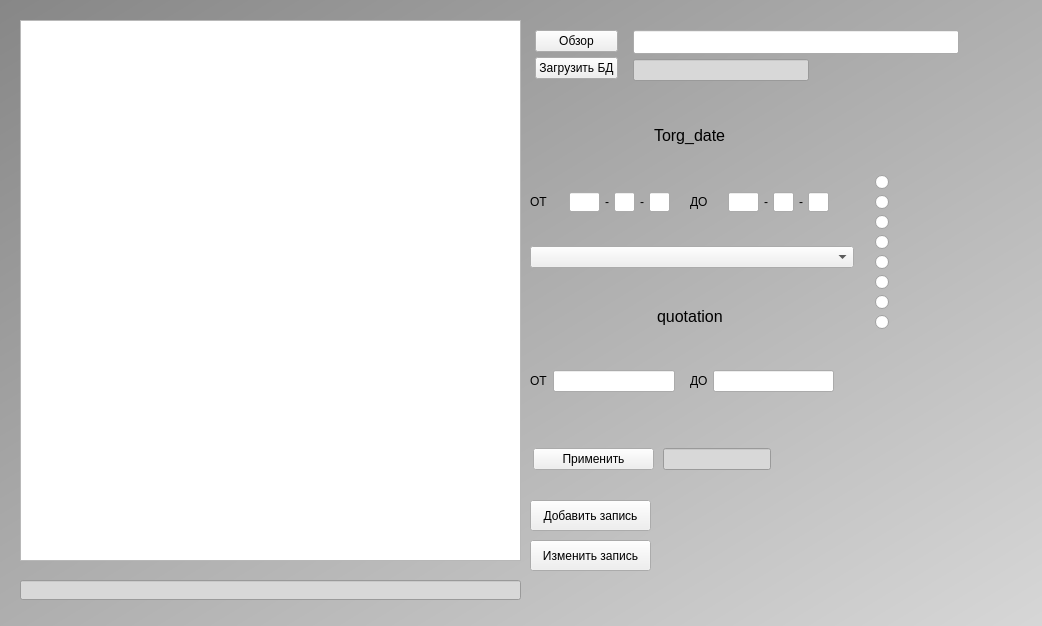
MedvedevIgS/Lab_SUBD, file first/FormApp.ui: the form before one commit.
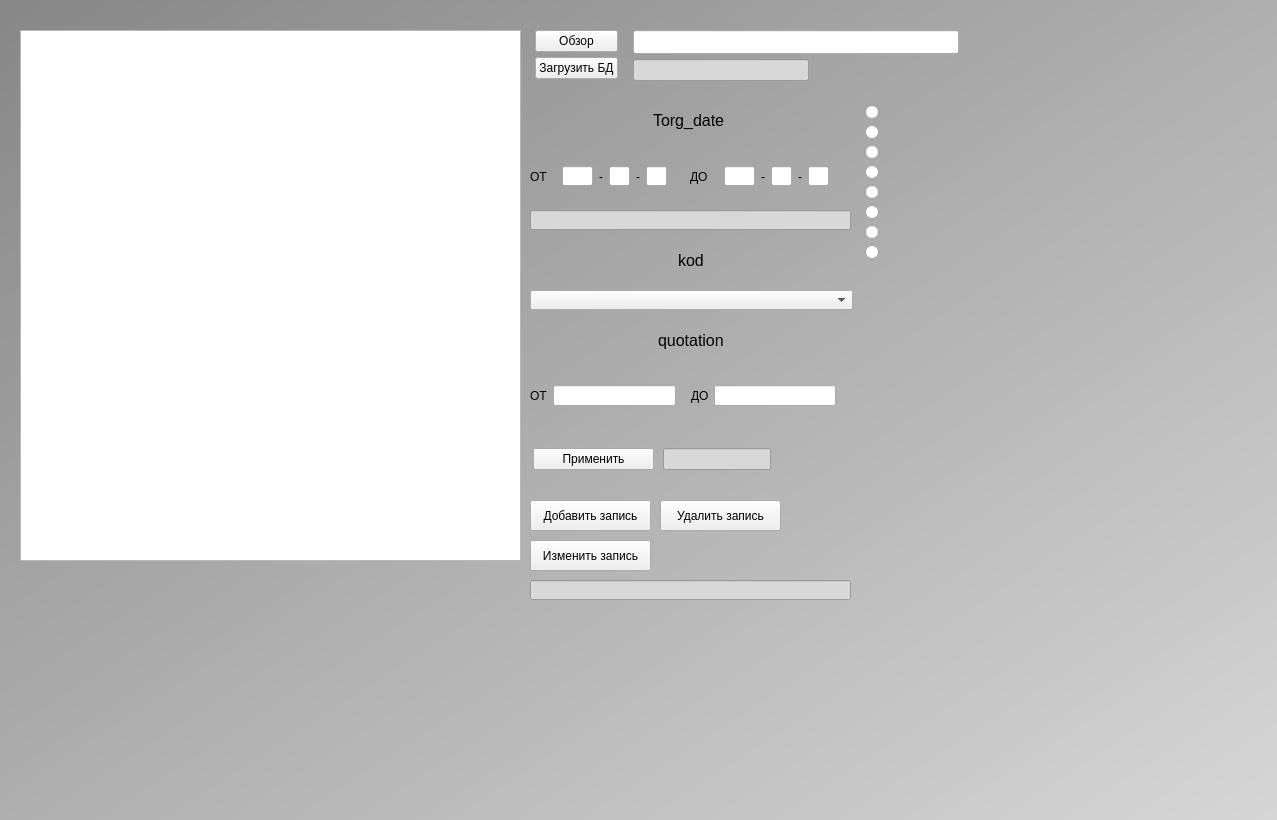
The form after the commit.

Commit message: Добавлена кнопка для удаления записей.

```diff
--- a/first/FormApp.ui
+++ b/first/FormApp.ui
@@ -9,8 +9,8 @@
    <rect>
     <x>0</x>
     <y>0</y>
-    <width>1042</width>
-    <height>626</height>
+    <width>1277</width>
+    <height>820</height>
    </rect>
   </property>
   <property name="sizePolicy">
@@ -38,9 +38,9 @@
     <property name="geometry">
      <rect>
       <x>20</x>
-      <y>20</y>
+      <y>30</y>
       <width>501</width>
-      <height>541</height>
+      <height>531</height>
      </rect>
     </property>
     <property name="sizePolicy">
@@ -50,486 +50,6 @@
      </sizepolicy>
     </property>
    </widget>
-   <widget class="QWidget" name="layoutWidget">
-    <property name="geometry">
-     <rect>
-      <x>530</x>
-      <y>100</y>
-      <width>333</width>
-      <height>321</height>
-     </rect>
-    </property>
-    <layout class="QVBoxLayout" name="verticalLayout_4">
-     <property name="spacing">
-      <number>9</number>
-     </property>
-     <property name="leftMargin">
-      <number>0</number>
-     </property>
-     <property name="topMargin">
-      <number>2</number>
-     </property>
-     <property name="rightMargin">
-      <number>9</number>
-     </property>
-     <property name="bottomMargin">
-      <number>9</number>
-     </property>
-     <item>
-      <layout class="QVBoxLayout" name="verticalLayout">
-       <property name="spacing">
-        <number>5</number>
-       </property>
-       <property name="topMargin">
-        <number>2</number>
-       </property>
-       <property name="rightMargin">
-        <number>5</number>
-       </property>
-       <property name="bottomMargin">
-        <number>5</number>
-       </property>
-       <item>
-        <layout class="QHBoxLayout" name="horizontalLayout_11">
-         <item>
-          <spacer name="horizontalSpacer">
-           <property name="orientation">
-            <enum>Qt::Horizontal</enum>
-           </property>
-           <property name="sizeHint" stdset="0">
-            <size>
-             <width>40</width>
-             <height>20</height>
-            </size>
-           </property>
-          </spacer>
-         </item>
-         <item>
-          <widget class="QLabel" name="label_3">
-           <property name="font">
-            <font>
-             <pointsize>12</pointsize>
-            </font>
-           </property>
-           <property name="text">
-            <string>Torg_date</string>
-           </property>
-          </widget>
-         </item>
-         <item>
-          <spacer name="horizontalSpacer_2">
-           <property name="orientation">
-            <enum>Qt::Horizontal</enum>
-           </property>
-           <property name="sizeHint" stdset="0">
-            <size>
-             <width>40</width>
-             <height>20</height>
-            </size>
-           </property>
-          </spacer>
-         </item>
-        </layout>
-       </item>
-       <item>
-        <layout class="QHBoxLayout" name="horizontalLayout_7">
-         <property name="spacing">
-          <number>5</number>
-         </property>
-         <property name="topMargin">
-          <number>5</number>
-         </property>
-         <property name="rightMargin">
-          <number>5</number>
-         </property>
-         <property name="bottomMargin">
-          <number>5</number>
-         </property>
-         <item>
-          <layout class="QHBoxLayout" name="horizontalLayout">
-           <property name="leftMargin">
-            <number>0</number>
-           </property>
-           <property name="topMargin">
-            <number>10</number>
-           </property>
-           <property name="rightMargin">
-            <number>10</number>
-           </property>
-           <property name="bottomMargin">
-            <number>10</number>
-           </property>
-           <item>
-            <widget class="QLabel" name="label">
-             <property name="text">
-              <string>ОТ</string>
-             </property>
-            </widget>
-           </item>
-           <item>
-            <layout class="QHBoxLayout" name="horizontalLayout_6">
-             <property name="leftMargin">
-              <number>5</number>
-             </property>
-             <property name="topMargin">
-              <number>5</number>
-             </property>
-             <property name="rightMargin">
-              <number>5</number>
-             </property>
-             <property name="bottomMargin">
-              <number>5</number>
-             </property>
-             <item>
-              <widget class="QLineEdit" name="filterDate1_age">
-               <property name="sizePolicy">
-                <sizepolicy hsizetype="Preferred" vsizetype="Fixed">
-                 <horstretch>0</horstretch>
-                 <verstretch>0</verstretch>
-                </sizepolicy>
-               </property>
-               <property name="maximumSize">
-                <size>
-                 <width>31</width>
-                 <height>20</height>
-                </size>
-               </property>
-               <property name="text">
-                <string/>
-               </property>
-               <property name="maxLength">
-                <number>4</number>
-               </property>
-              </widget>
-             </item>
-             <item>
-              <widget class="QLabel" name="label_5">
-               <property name="styleSheet">
-                <string notr="true">font: 14pt &quot;MS Shell Dlg 2&quot;;</string>
-               </property>
-               <property name="text">
-                <string>-</string>
-               </property>
-              </widget>
-             </item>
-             <item>
-              <widget class="QLineEdit" name="filterDate1_month">
-               <property name="sizePolicy">
-                <sizepolicy hsizetype="Fixed" vsizetype="Fixed">
-                 <horstretch>0</horstretch>
-                 <verstretch>0</verstretch>
-                </sizepolicy>
-               </property>
-               <property name="maximumSize">
-                <size>
-                 <width>21</width>
-                 <height>20</height>
-                </size>
-               </property>
-               <property name="text">
-                <string/>
-               </property>
-               <property name="maxLength">
-                <number>2</number>
-               </property>
-              </widget>
-             </item>
-             <item>
-              <widget class="QLabel" name="label_7">
-               <property name="styleSheet">
-                <string notr="true">font: 14pt &quot;MS Shell Dlg 2&quot;;</string>
-               </property>
-               <property name="text">
-                <string>-</string>
-               </property>
-              </widget>
-             </item>
-             <item>
-              <widget class="QLineEdit" name="filterDate1_day">
-               <property name="sizePolicy">
-                <sizepolicy hsizetype="Fixed" vsizetype="Fixed">
-                 <horstretch>0</horstretch>
-                 <verstretch>0</verstretch>
-                </sizepolicy>
-               </property>
-               <property name="maximumSize">
-                <size>
-                 <width>21</width>
-                 <height>20</height>
-                </size>
-               </property>
-               <property name="text">
-                <string/>
-               </property>
-               <property name="maxLength">
-                <number>2</number>
-               </property>
-              </widget>
-             </item>
-            </layout>
-           </item>
-          </layout>
-         </item>
-         <item>
-          <layout class="QHBoxLayout" name="horizontalLayout_3">
-           <property name="leftMargin">
-            <number>0</number>
-           </property>
-           <property name="topMargin">
-            <number>10</number>
-           </property>
-           <property name="rightMargin">
-            <number>10</number>
-           </property>
-           <property name="bottomMargin">
-            <number>10</number>
-           </property>
-           <item>
-            <widget class="QLabel" name="label_6">
-             <property name="text">
-              <string>ДО</string>
-             </property>
-            </widget>
-           </item>
-           <item>
-            <layout class="QHBoxLayout" name="horizontalLayout_5">
-             <property name="leftMargin">
-              <number>5</number>
-             </property>
-             <property name="topMargin">
-              <number>5</number>
-             </property>
-             <property name="rightMargin">
-              <number>5</number>
-             </property>
-             <property name="bottomMargin">
-              <number>5</number>
-             </property>
-             <item>
-              <widget class="QLineEdit" name="filterDate2_age">
-               <property name="sizePolicy">
-                <sizepolicy hsizetype="Preferred" vsizetype="Fixed">
-                 <horstretch>0</horstretch>
-                 <verstretch>0</verstretch>
-                </sizepolicy>
-               </property>
-               <property name="maximumSize">
-                <size>
-                 <width>31</width>
-                 <height>20</height>
-                </size>
-               </property>
-               <property name="text">
-                <string/>
-               </property>
-               <property name="maxLength">
-                <number>4</number>
-               </property>
-              </widget>
-             </item>
-             <item>
-              <widget class="QLabel" name="label_2">
-               <property name="styleSheet">
-                <string notr="true">font: 14pt &quot;MS Shell Dlg 2&quot;;</string>
-               </property>
-               <property name="text">
-                <string>-</string>
-               </property>
-              </widget>
-             </item>
-             <item>
-              <widget class="QLineEdit" name="filterDate2_month">
-               <property name="sizePolicy">
-                <sizepolicy hsizetype="Fixed" vsizetype="Fixed">
-                 <horstretch>0</horstretch>
-                 <verstretch>0</verstretch>
-                </sizepolicy>
-               </property>
-               <property name="maximumSize">
-                <size>
-                 <width>21</width>
-                 <height>20</height>
-                </size>
-               </property>
-               <property name="text">
-                <string/>
-               </property>
-               <property name="maxLength">
-                <number>2</number>
-               </property>
-              </widget>
-             </item>
-             <item>
-              <widget class="QLabel" name="label_4">
-               <property name="styleSheet">
-                <string notr="true">font: 14pt &quot;MS Shell Dlg 2&quot;;</string>
-               </property>
-               <property name="text">
-                <string>-</string>
-               </property>
-              </widget>
-             </item>
-             <item>
-              <widget class="QLineEdit" name="filterDate2_day">
-               <property name="sizePolicy">
-                <sizepolicy hsizetype="Fixed" vsizetype="Fixed">
-                 <horstretch>0</horstretch>
-                 <verstretch>0</verstretch>
-                </sizepolicy>
-               </property>
-               <property name="maximumSize">
-                <size>
-                 <width>21</width>
-                 <height>20</height>
-                </size>
-               </property>
-               <property name="text">
-                <string/>
-               </property>
-               <property name="maxLength">
-                <number>2</number>
-               </property>
-              </widget>
-             </item>
-            </layout>
-           </item>
-          </layout>
-         </item>
-        </layout>
-       </item>
-      </layout>
-     </item>
-     <item>
-      <widget class="QComboBox" name="KodBox"/>
-     </item>
-     <item>
-      <layout class="QVBoxLayout" name="verticalLayout_3">
-       <property name="spacing">
-        <number>5</number>
-       </property>
-       <property name="topMargin">
-        <number>5</number>
-       </property>
-       <property name="rightMargin">
-        <number>5</number>
-       </property>
-       <property name="bottomMargin">
-        <number>5</number>
-       </property>
-       <item>
-        <layout class="QHBoxLayout" name="horizontalLayout_12">
-         <item>
-          <spacer name="horizontalSpacer_3">
-           <property name="orientation">
-            <enum>Qt::Horizontal</enum>
-           </property>
-           <property name="sizeHint" stdset="0">
-            <size>
-             <width>40</width>
-             <height>20</height>
-            </size>
-           </property>
-          </spacer>
-         </item>
-         <item>
-          <widget class="QLabel" name="label_9">
-           <property name="font">
-            <font>
-             <pointsize>12</pointsize>
-            </font>
-           </property>
-           <property name="text">
-            <string>quotation</string>
-           </property>
-          </widget>
-         </item>
-         <item>
-          <spacer name="horizontalSpacer_4">
-           <property name="orientation">
-            <enum>Qt::Horizontal</enum>
-           </property>
-           <property name="sizeHint" stdset="0">
-            <size>
-             <width>40</width>
-             <height>20</height>
-            </size>
-           </property>
-          </spacer>
-         </item>
-        </layout>
-       </item>
-       <item>
-        <layout class="QHBoxLayout" name="horizontalLayout_8">
-         <property name="spacing">
-          <number>5</number>
-         </property>
-         <property name="topMargin">
-          <number>5</number>
-         </property>
-         <property name="rightMargin">
-          <number>5</number>
-         </property>
-         <property name="bottomMargin">
-          <number>5</number>
-         </property>
-         <item>
-          <layout class="QHBoxLayout" name="horizontalLayout_9">
-           <property name="leftMargin">
-            <number>0</number>
-           </property>
-           <property name="topMargin">
-            <number>10</number>
-           </property>
-           <property name="rightMargin">
-            <number>10</number>
-           </property>
-           <property name="bottomMargin">
-            <number>10</number>
-           </property>
-           <item>
-            <widget class="QLabel" name="label_10">
-             <property name="text">
-              <string>ОТ</string>
-             </property>
-            </widget>
-           </item>
-           <item>
-            <widget class="QLineEdit" name="filterq1"/>
-           </item>
-          </layout>
-         </item>
-         <item>
-          <layout class="QHBoxLayout" name="horizontalLayout_10">
-           <property name="leftMargin">
-            <number>0</number>
-           </property>
-           <property name="topMargin">
-            <number>10</number>
-           </property>
-           <property name="rightMargin">
-            <number>10</number>
-           </property>
-           <property name="bottomMargin">
-            <number>10</number>
-           </property>
-           <item>
-            <widget class="QLabel" name="label_11">
-             <property name="text">
-              <string>ДО</string>
-             </property>
-            </widget>
-           </item>
-           <item>
-            <widget class="QLineEdit" name="filterq2"/>
-           </item>
-          </layout>
-         </item>
-        </layout>
-       </item>
-      </layout>
-     </item>
-    </layout>
-   </widget>
    <widget class="QWidget" name="layoutWidget">
     <property name="geometry">
      <rect>
@@ -708,8 +228,8 @@
    <widget class="QWidget" name="formLayoutWidget">
     <property name="geometry">
      <rect>
-      <x>870</x>
-      <y>170</y>
+      <x>860</x>
+      <y>100</y>
       <width>160</width>
       <height>181</height>
      </rect>
@@ -803,9 +323,9 @@
    <widget class="QLineEdit" name="Error">
     <property name="geometry">
      <rect>
-      <x>20</x>
-      <y>580</y>
-      <width>501</width>
+      <x>530</x>
+      <y>210</y>
+      <width>321</width>
       <height>20</height>
      </rect>
     </property>
@@ -848,6 +368,567 @@
      <string>Изменить запись</string>
     </property>
    </widget>
+   <widget class="QWidget" name="layoutWidget">
+    <property name="geometry">
+     <rect>
+      <x>530</x>
+      <y>100</y>
+      <width>317</width>
+      <height>41</height>
+     </rect>
+    </property>
+    <layout class="QHBoxLayout" name="horizontalLayout_11">
+     <property name="leftMargin">
+      <number>2</number>
+     </property>
+     <property name="topMargin">
+      <number>2</number>
+     </property>
+     <property name="rightMargin">
+      <number>2</number>
+     </property>
+     <property name="bottomMargin">
+      <number>2</number>
+     </property>
+     <item>
+      <spacer name="horizontalSpacer">
+       <property name="orientation">
+        <enum>Qt::Horizontal</enum>
+       </property>
+       <property name="sizeHint" stdset="0">
+        <size>
+         <width>40</width>
+         <height>20</height>
+        </size>
+       </property>
+      </spacer>
+     </item>
+     <item>
+      <widget class="QLabel" name="label_3">
+       <property name="font">
+        <font>
+         <pointsize>12</pointsize>
+        </font>
+       </property>
+       <property name="text">
+        <string>Torg_date</string>
+       </property>
+      </widget>
+     </item>
+     <item>
+      <spacer name="horizontalSpacer_2">
+       <property name="orientation">
+        <enum>Qt::Horizontal</enum>
+       </property>
+       <property name="sizeHint" stdset="0">
+        <size>
+         <width>40</width>
+         <height>20</height>
+        </size>
+       </property>
+      </spacer>
+     </item>
+    </layout>
+   </widget>
+   <widget class="QWidget" name="layoutWidget">
+    <property name="geometry">
+     <rect>
+      <x>690</x>
+      <y>150</y>
+      <width>154</width>
+      <height>53</height>
+     </rect>
+    </property>
+    <layout class="QHBoxLayout" name="horizontalLayout_3">
+     <property name="leftMargin">
+      <number>0</number>
+     </property>
+     <property name="topMargin">
+      <number>10</number>
+     </property>
+     <property name="rightMargin">
+      <number>10</number>
+     </property>
+     <property name="bottomMargin">
+      <number>10</number>
+     </property>
+     <item>
+      <widget class="QLabel" name="label_6">
+       <property name="text">
+        <string>ДО</string>
+       </property>
+      </widget>
+     </item>
+     <item>
+      <layout class="QHBoxLayout" name="horizontalLayout_5">
+       <property name="leftMargin">
+        <number>5</number>
+       </property>
+       <property name="topMargin">
+        <number>5</number>
+       </property>
+       <property name="rightMargin">
+        <number>5</number>
+       </property>
+       <property name="bottomMargin">
+        <number>5</number>
+       </property>
+       <item>
+        <widget class="QLineEdit" name="filterDate2_age">
+         <property name="sizePolicy">
+          <sizepolicy hsizetype="Preferred" vsizetype="Fixed">
+           <horstretch>0</horstretch>
+           <verstretch>0</verstretch>
+          </sizepolicy>
+         </property>
+         <property name="maximumSize">
+          <size>
+           <width>31</width>
+           <height>20</height>
+          </size>
+         </property>
+         <property name="text">
+          <string/>
+         </property>
+         <property name="maxLength">
+          <number>4</number>
+         </property>
+        </widget>
+       </item>
+       <item>
+        <widget class="QLabel" name="label_2">
+         <property name="styleSheet">
+          <string notr="true">font: 14pt &quot;MS Shell Dlg 2&quot;;</string>
+         </property>
+         <property name="text">
+          <string>-</string>
+         </property>
+        </widget>
+       </item>
+       <item>
+        <widget class="QLineEdit" name="filterDate2_month">
+         <property name="sizePolicy">
+          <sizepolicy hsizetype="Fixed" vsizetype="Fixed">
+           <horstretch>0</horstretch>
+           <verstretch>0</verstretch>
+          </sizepolicy>
+         </property>
+         <property name="maximumSize">
+          <size>
+           <width>21</width>
+           <height>20</height>
+          </size>
+         </property>
+         <property name="text">
+          <string/>
+         </property>
+         <property name="maxLength">
+          <number>2</number>
+         </property>
+        </widget>
+       </item>
+       <item>
+        <widget class="QLabel" name="label_4">
+         <property name="styleSheet">
+          <string notr="true">font: 14pt &quot;MS Shell Dlg 2&quot;;</string>
+         </property>
+         <property name="text">
+          <string>-</string>
+         </property>
+        </widget>
+       </item>
+       <item>
+        <widget class="QLineEdit" name="filterDate2_day">
+         <property name="sizePolicy">
+          <sizepolicy hsizetype="Fixed" vsizetype="Fixed">
+           <horstretch>0</horstretch>
+           <verstretch>0</verstretch>
+          </sizepolicy>
+         </property>
+         <property name="maximumSize">
+          <size>
+           <width>21</width>
+           <height>20</height>
+          </size>
+         </property>
+         <property name="text">
+          <string/>
+         </property>
+         <property name="maxLength">
+          <number>2</number>
+         </property>
+        </widget>
+       </item>
+      </layout>
+     </item>
+    </layout>
+   </widget>
+   <widget class="QWidget" name="layoutWidget">
+    <property name="geometry">
+     <rect>
+      <x>530</x>
+      <y>150</y>
+      <width>152</width>
+      <height>53</height>
+     </rect>
+    </property>
+    <layout class="QHBoxLayout" name="horizontalLayout">
+     <property name="leftMargin">
+      <number>0</number>
+     </property>
+     <property name="topMargin">
+      <number>10</number>
+     </property>
+     <property name="rightMargin">
+      <number>10</number>
+     </property>
+     <property name="bottomMargin">
+      <number>10</number>
+     </property>
+     <item>
+      <widget class="QLabel" name="label">
+       <property name="text">
+        <string>ОТ</string>
+       </property>
+      </widget>
+     </item>
+     <item>
+      <layout class="QHBoxLayout" name="horizontalLayout_6">
+       <property name="leftMargin">
+        <number>5</number>
+       </property>
+       <property name="topMargin">
+        <number>5</number>
+       </property>
+       <property name="rightMargin">
+        <number>5</number>
+       </property>
+       <property name="bottomMargin">
+        <number>5</number>
+       </property>
+       <item>
+        <widget class="QLineEdit" name="filterDate1_age">
+         <property name="sizePolicy">
+          <sizepolicy hsizetype="Preferred" vsizetype="Fixed">
+           <horstretch>0</horstretch>
+           <verstretch>0</verstretch>
+          </sizepolicy>
+         </property>
+         <property name="maximumSize">
+          <size>
+           <width>31</width>
+           <height>20</height>
+          </size>
+         </property>
+         <property name="text">
+          <string/>
+         </property>
+         <property name="maxLength">
+          <number>4</number>
+         </property>
+        </widget>
+       </item>
+       <item>
+        <widget class="QLabel" name="label_5">
+         <property name="styleSheet">
+          <string notr="true">font: 14pt &quot;MS Shell Dlg 2&quot;;</string>
+         </property>
+         <property name="text">
+          <string>-</string>
+         </property>
+        </widget>
+       </item>
+       <item>
+        <widget class="QLineEdit" name="filterDate1_month">
+         <property name="sizePolicy">
+          <sizepolicy hsizetype="Fixed" vsizetype="Fixed">
+           <horstretch>0</horstretch>
+           <verstretch>0</verstretch>
+          </sizepolicy>
+         </property>
+         <property name="maximumSize">
+          <size>
+           <width>21</width>
+           <height>20</height>
+          </size>
+         </property>
+         <property name="text">
+          <string/>
+         </property>
+         <property name="maxLength">
+          <number>2</number>
+         </property>
+        </widget>
+       </item>
+       <item>
+        <widget class="QLabel" name="label_7">
+         <property name="styleSheet">
+          <string notr="true">font: 14pt &quot;MS Shell Dlg 2&quot;;</string>
+         </property>
+         <property name="text">
+          <string>-</string>
+         </property>
+        </widget>
+       </item>
+       <item>
+        <widget class="QLineEdit" name="filterDate1_day">
+         <property name="sizePolicy">
+          <sizepolicy hsizetype="Fixed" vsizetype="Fixed">
+           <horstretch>0</horstretch>
+           <verstretch>0</verstretch>
+          </sizepolicy>
+         </property>
+         <property name="maximumSize">
+          <size>
+           <width>21</width>
+           <height>20</height>
+          </size>
+         </property>
+         <property name="text">
+          <string/>
+         </property>
+         <property name="maxLength">
+          <number>2</number>
+         </property>
+        </widget>
+       </item>
+      </layout>
+     </item>
+    </layout>
+   </widget>
+   <widget class="QComboBox" name="KodBox">
+    <property name="geometry">
+     <rect>
+      <x>530</x>
+      <y>290</y>
+      <width>323</width>
+      <height>20</height>
+     </rect>
+    </property>
+   </widget>
+   <widget class="QWidget" name="layoutWidget">
+    <property name="geometry">
+     <rect>
+      <x>530</x>
+      <y>320</y>
+      <width>321</width>
+      <height>41</height>
+     </rect>
+    </property>
+    <layout class="QHBoxLayout" name="horizontalLayout_12">
+     <item>
+      <spacer name="horizontalSpacer_3">
+       <property name="orientation">
+        <enum>Qt::Horizontal</enum>
+       </property>
+       <property name="sizeHint" stdset="0">
+        <size>
+         <width>40</width>
+         <height>20</height>
+        </size>
+       </property>
+      </spacer>
+     </item>
+     <item>
+      <widget class="QLabel" name="label_9">
+       <property name="font">
+        <font>
+         <pointsize>12</pointsize>
+        </font>
+       </property>
+       <property name="text">
+        <string>quotation</string>
+       </property>
+      </widget>
+     </item>
+     <item>
+      <spacer name="horizontalSpacer_4">
+       <property name="orientation">
+        <enum>Qt::Horizontal</enum>
+       </property>
+       <property name="sizeHint" stdset="0">
+        <size>
+         <width>40</width>
+         <height>20</height>
+        </size>
+       </property>
+      </spacer>
+     </item>
+    </layout>
+   </widget>
+   <widget class="QWidget" name="layoutWidget">
+    <property name="geometry">
+     <rect>
+      <x>530</x>
+      <y>370</y>
+      <width>321</width>
+      <height>51</height>
+     </rect>
+    </property>
+    <layout class="QHBoxLayout" name="horizontalLayout_8">
+     <property name="spacing">
+      <number>5</number>
+     </property>
+     <property name="topMargin">
+      <number>5</number>
+     </property>
+     <property name="rightMargin">
+      <number>5</number>
+     </property>
+     <property name="bottomMargin">
+      <number>5</number>
+     </property>
+     <item>
+      <layout class="QHBoxLayout" name="horizontalLayout_9">
+       <property name="leftMargin">
+        <number>0</number>
+       </property>
+       <property name="topMargin">
+        <number>10</number>
+       </property>
+       <property name="rightMargin">
+        <number>10</number>
+       </property>
+       <property name="bottomMargin">
+        <number>10</number>
+       </property>
+       <item>
+        <widget class="QLabel" name="label_10">
+         <property name="text">
+          <string>ОТ</string>
+         </property>
+        </widget>
+       </item>
+       <item>
+        <widget class="QLineEdit" name="filterq1"/>
+       </item>
+      </layout>
+     </item>
+     <item>
+      <layout class="QHBoxLayout" name="horizontalLayout_10">
+       <property name="leftMargin">
+        <number>0</number>
+       </property>
+       <property name="topMargin">
+        <number>10</number>
+       </property>
+       <property name="rightMargin">
+        <number>10</number>
+       </property>
+       <property name="bottomMargin">
+        <number>10</number>
+       </property>
+       <item>
+        <widget class="QLabel" name="label_11">
+         <property name="text">
+          <string>ДО</string>
+         </property>
+        </widget>
+       </item>
+       <item>
+        <widget class="QLineEdit" name="filterq2"/>
+       </item>
+      </layout>
+     </item>
+    </layout>
+   </widget>
+   <widget class="QWidget" name="layoutWidget_2">
+    <property name="geometry">
+     <rect>
+      <x>530</x>
+      <y>240</y>
+      <width>321</width>
+      <height>41</height>
+     </rect>
+    </property>
+    <layout class="QHBoxLayout" name="horizontalLayout_13">
+     <property name="leftMargin">
+      <number>2</number>
+     </property>
+     <property name="topMargin">
+      <number>2</number>
+     </property>
+     <property name="rightMargin">
+      <number>2</number>
+     </property>
+     <property name="bottomMargin">
+      <number>2</number>
+     </property>
+     <item>
+      <spacer name="horizontalSpacer_6">
+       <property name="orientation">
+        <enum>Qt::Horizontal</enum>
+       </property>
+       <property name="sizeHint" stdset="0">
+        <size>
+         <width>40</width>
+         <height>20</height>
+        </size>
+       </property>
+      </spacer>
+     </item>
+     <item>
+      <widget class="QLabel" name="label_12">
+       <property name="font">
+        <font>
+         <pointsize>12</pointsize>
+        </font>
+       </property>
+       <property name="text">
+        <string>kod</string>
+       </property>
+      </widget>
+     </item>
+     <item>
+      <spacer name="horizontalSpacer_7">
+       <property name="orientation">
+        <enum>Qt::Horizontal</enum>
+       </property>
+       <property name="sizeHint" stdset="0">
+        <size>
+         <width>40</width>
+         <height>20</height>
+        </size>
+       </property>
+      </spacer>
+     </item>
+    </layout>
+   </widget>
+   <widget class="QPushButton" name="DelBut">
+    <property name="geometry">
+     <rect>
+      <x>660</x>
+      <y>500</y>
+      <width>121</width>
+      <height>31</height>
+     </rect>
+    </property>
+    <property name="text">
+     <string>Удалить запись</string>
+    </property>
+   </widget>
+   <widget class="QLineEdit" name="ErrorBUT">
+    <property name="geometry">
+     <rect>
+      <x>530</x>
+      <y>580</y>
+      <width>321</width>
+      <height>20</height>
+     </rect>
+    </property>
+    <property name="sizePolicy">
+     <sizepolicy hsizetype="Fixed" vsizetype="Fixed">
+      <horstretch>0</horstretch>
+      <verstretch>0</verstretch>
+     </sizepolicy>
+    </property>
+    <property name="styleSheet">
+     <string notr="true">background-color: rgb(216, 216, 216);</string>
+    </property>
+    <property name="readOnly">
+     <bool>true</bool>
+    </property>
+   </widget>
   </widget>
   <action name="action">
    <property name="text">
```
